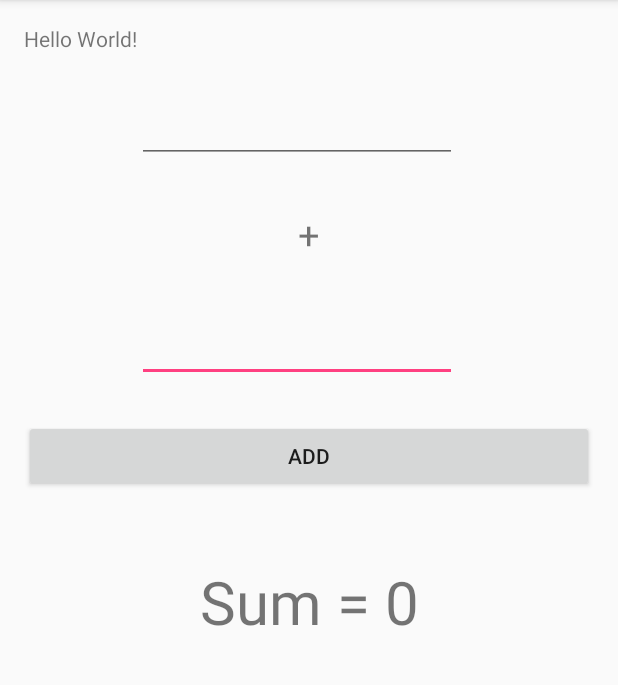
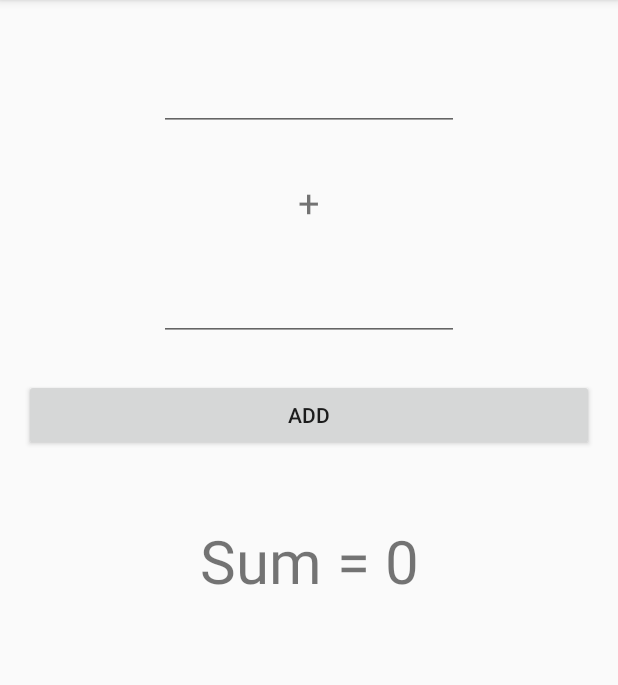
Before and after one commit to vinayadiga/AndroidStudioProjects, an Android app: the screen it shows after launch (MainActivity), after a tap on "ADD", on a phone screen of 412 x 824 dp, the part 84-769 px from its top. Run offline under Robolectric (Android 15) with nearby library versions, the phone set to English and light mode, and no system bars; 4 statements that could not run were skipped.

Commit message:
NDK for addition

```diff
--- a/Ndktry/app/src/main/java/com/vinayvishnumurthy/ndktry/MainActivity.java
+++ b/Ndktry/app/src/main/java/com/vinayvishnumurthy/ndktry/MainActivity.java
@@ -1,11 +1,15 @@
 package com.vinayvishnumurthy.ndktry;
 
+import android.content.Context;
 import android.support.v7.app.AppCompatActivity;
 import android.os.Bundle;
 import android.view.View;
+import android.view.WindowManager;
+import android.view.inputmethod.InputMethodManager;
 import android.widget.Button;
 import android.widget.EditText;
 import android.widget.TextView;
+import android.widget.Toast;
 
 public class MainActivity extends AppCompatActivity {
 
@@ -22,10 +26,8 @@ public class MainActivity extends AppCompatActivity {
     protected void onCreate(Bundle savedInstanceState) {
         super.onCreate(savedInstanceState);
         setContentView(R.layout.activity_main);
-
+        this.getWindow().setSoftInputMode(WindowManager.LayoutParams.SOFT_INPUT_STATE_ALWAYS_HIDDEN);
         // Example of a call to a native method
-        TextView tv = (TextView) findViewById(R.id.sample_text);
-        tv.setText(stringFromJNI());
 
         b = (Button) findViewById(R.id.button);
         a = (EditText) findViewById(R.id.editText);
@@ -37,8 +39,14 @@ public class MainActivity extends AppCompatActivity {
             public void onClick(View view) {
                 int x = Integer.parseInt(a.getText().toString());
                 int y = Integer.parseInt(c.getText().toString());
-                String s = "Sum = "+ (x+y);
+                //Toast.makeText(MainActivity.this, x+y, Toast.LENGTH_SHORT).show();
+                int sum = addNumbers(x,y);
+                String s = "Sum = "+ sum;
                 t.setText(s);
+                a.setFocusable(false);
+                c.setFocusable(false);
+                InputMethodManager imm = (InputMethodManager)getSystemService(Context.INPUT_METHOD_SERVICE);
+                imm.hideSoftInputFromWindow(view.getWindowToken(), 0);
             }
         });
     }
@@ -48,4 +56,6 @@ public class MainActivity extends AppCompatActivity {
      * which is packaged with this application.
      */
     public native String stringFromJNI();
+
+    public native int addNumbers(int a, int b);
 }
--- a/Ndktry/app/src/main/res/layout/activity_main.xml
+++ b/Ndktry/app/src/main/res/layout/activity_main.xml
@@ -10,22 +10,6 @@
     android:paddingTop="@dimen/activity_vertical_margin"
     tools:context="com.vinayvishnumurthy.ndktry.MainActivity">
 
-    <TextView
-        android:id="@+id/sample_text"
-        android:layout_width="wrap_content"
-        android:layout_height="wrap_content"
-        android:text="Hello World!" />
-
-    <TextView
-        android:text="+"
-        android:layout_width="wrap_content"
-        android:layout_height="wrap_content"
-        android:id="@+id/textView"
-        android:layout_marginTop="30dp"
-        android:layout_below="@+id/editText"
-        android:layout_centerHorizontal="true"
-        android:textSize="25dp"/>
-
     <Button
         android:text="Add"
         android:layout_width="wrap_content"
@@ -35,6 +19,7 @@
         android:layout_alignParentLeft="true"
         android:layout_alignParentStart="true"
         android:layout_marginTop="25dp"
+        android:gravity="center"
         android:layout_alignParentRight="true"
         android:layout_alignParentEnd="true" />
 
@@ -51,26 +36,37 @@
         android:layout_marginTop="43dp" />
 
     <EditText
-        android:layout_width="wrap_content"
+        android:layout_width="200dp"
         android:layout_height="wrap_content"
         android:inputType="number"
         android:ems="10"
-        android:layout_marginTop="36dp"
+        android:layout_centerHorizontal="true"
+        android:layout_marginTop="26dp"
+        android:id="@+id/editText"
+        android:gravity="center"
+
+        />
+
+    <TextView
+        android:text="+"
+        android:layout_width="wrap_content"
+        android:layout_height="wrap_content"
+        android:id="@+id/textView"
+        android:layout_marginTop="30dp"
+        android:layout_marginBottom="30dp"
+        android:textSize="25dp"
+        android:layout_centerInParent="true"
+        android:layout_below="@+id/editText"
+        android:layout_centerHorizontal="true" />
+
+    <EditText
+        android:layout_width="200dp"
+        android:layout_height="wrap_content"
+        android:inputType="number"
+        android:ems="10"
         android:id="@+id/editText2"
         android:gravity="center"
         android:layout_below="@+id/textView"
-        android:layout_alignLeft="@+id/editText"
-        android:layout_alignStart="@+id/editText" />
-
-    <EditText
-        android:layout_width="wrap_content"
-        android:layout_height="wrap_content"
-        android:inputType="number"
-        android:ems="10"
-        android:gravity="center"
-        android:layout_marginTop="28dp"
-        android:id="@+id/editText"
-        android:layout_below="@+id/sample_text"
-        android:layout_toRightOf="@+id/sample_text"
-        android:layout_toEndOf="@+id/sample_text" />
+        android:layout_centerHorizontal="true"
+ />
 </RelativeLayout>
```
Also changed, not shown: 1 other file.
